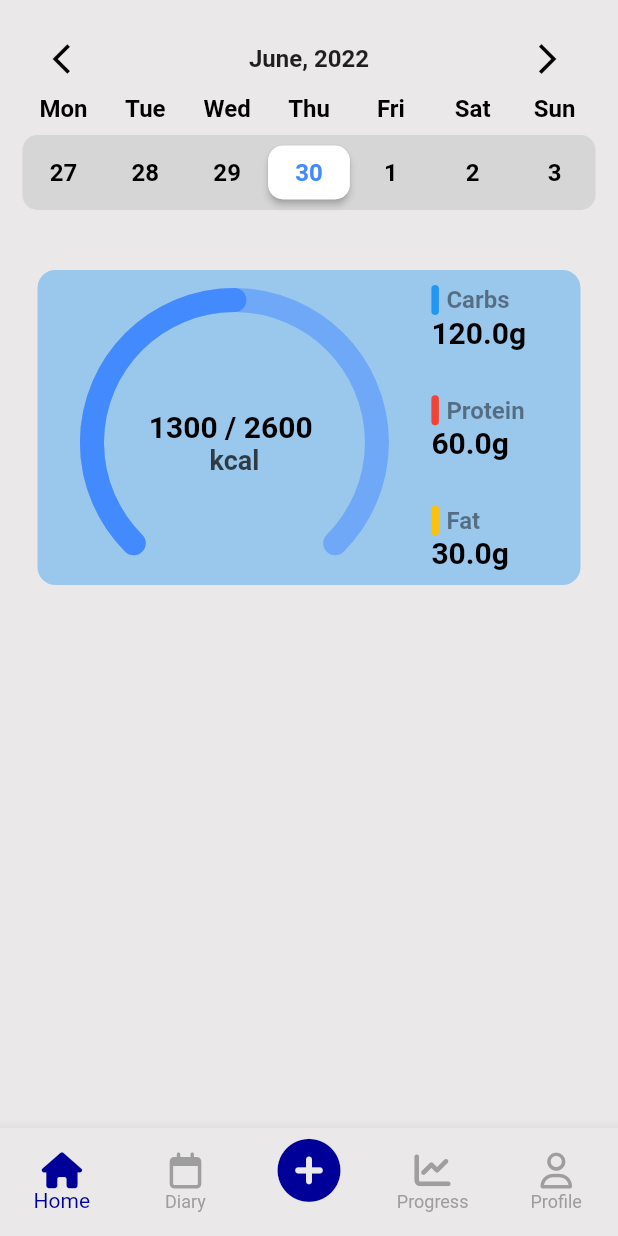
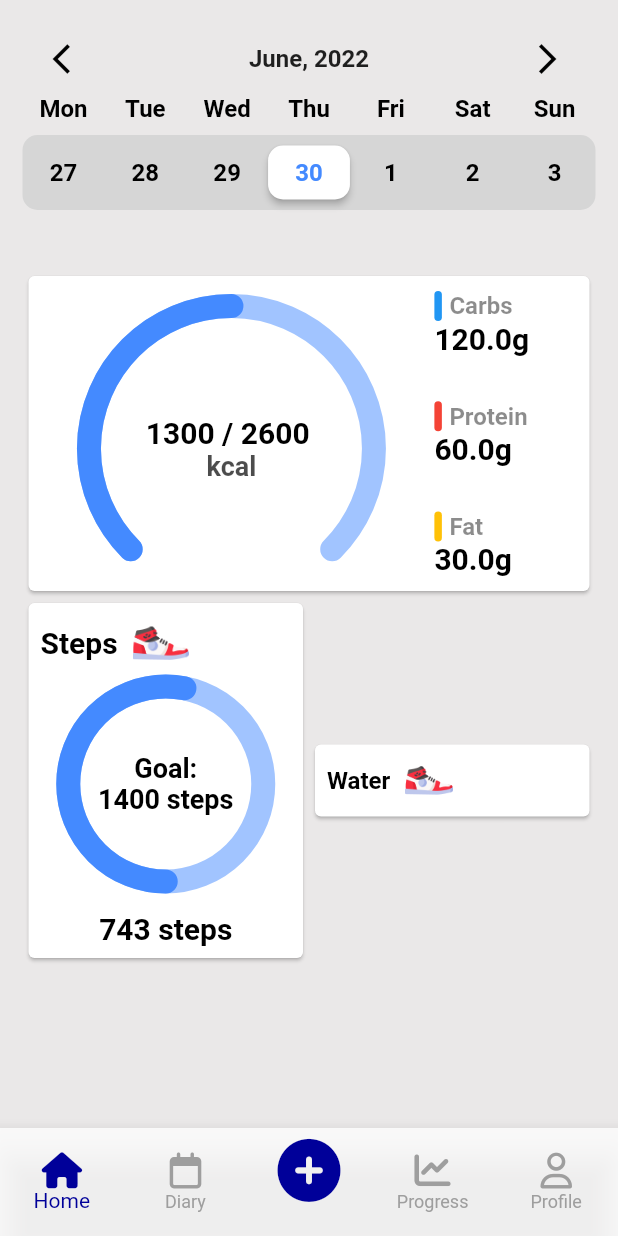
Before and after one commit to DodoorSoft/calorie_diary, a Flutter app: the screen it shows after launch, after a tap on the "arrow forward ios" icon, on a phone screen of 412 x 824 dp. Run offline on Flutter 3.47's test engine with Material 2 defaults, Android fonts, the phone set to English and light mode, and no system bars; our stand-ins replace font_awesome_flutter.

Commit message:
initial step counter

```diff
--- a/lib/components/custom_card.dart
+++ b/lib/components/custom_card.dart
@@ -13,7 +13,7 @@ class CustomCard extends StatelessWidget {
     return Container(
       decoration: BoxDecoration(
         borderRadius: BorderRadius.circular(12),
-        color: cardColor.withOpacity(.4),
+        color: cardColor,
       ),
       child: cardChild,
     );
--- /dev/null
+++ b/lib/components/custom_circular_progress.dart
@@ -0,0 +1,40 @@
+
+import 'package:calorie_diary/components/progress_painter.dart';
+import 'package:calorie_diary/constants.dart';
+import 'package:flutter/material.dart';
+
+class CustomCircularProgress extends StatelessWidget {
+
+  final int goal;
+  final int current;
+
+
+
+  const CustomCircularProgress({Key? key, required this.goal, required this.current}) : super(key: key);
+
+  @override
+  Widget build(BuildContext context) {
+    return CustomPaint(
+        painter: ProgressPainter(goal:goal,current:current),
+        size: const Size(200,200),
+        child: SizedBox(
+          height: 130,
+          width: 130,
+          child: Center(child: Column(
+            mainAxisAlignment: MainAxisAlignment.center,
+            children: [
+              Text('Goal:',style: kSubTitleStyle.copyWith(
+              color: Colors.black,
+              fontSize: 18,
+              fontWeight: FontWeight.w700)),
+              Text('$goal steps',style: kSubTitleStyle.copyWith(
+                  color: Colors.black,
+                  fontSize: 18,
+                  fontWeight: FontWeight.w700
+              ),),
+
+            ],
+          )),)
+    );
+  }
+}
--- /dev/null
+++ b/lib/components/progress_painter.dart
@@ -0,0 +1,67 @@
+import 'package:flutter/material.dart';
+import 'dart:math' as math;
+class ProgressPainter extends CustomPainter {
+
+  late int current;
+  late int goal;
+  ProgressPainter({
+    required this.current, required this.goal
+  });
+
+
+  double getRatio(){
+    return current/goal;
+  }
+
+  final _paintCircle = Paint()
+    ..color = Colors.blueAccent.withOpacity(.5)
+    ..strokeWidth = 16
+    ..strokeCap = StrokeCap.round
+
+  // Use [PaintingStyle.fill] if you want the circle to be filled.
+    ..style = PaintingStyle.stroke;
+
+  final _paintProgress = Paint()
+    ..color = Colors.blueAccent
+    ..strokeWidth = 16
+    ..strokeCap = StrokeCap.round
+
+  // Use [PaintingStyle.fill] if you want the circle to be filled.
+    ..style = PaintingStyle.stroke;
+
+  @override
+  void paint(Canvas canvas, Size size) {
+    canvas.drawArc(
+
+      Rect.fromCenter(
+        center: Offset(size.height / 2, size.width / 2),
+        height: size.height,
+        width: size.width,
+      ),
+
+      math.pi/2, //start angle
+      getRatio() <= 1 ? math.pi*2*getRatio() :
+      math.pi*2, //finish angle
+      false,
+      _paintProgress,
+    );
+
+    canvas.drawArc(
+
+      Rect.fromCenter(
+        center: Offset(size.height / 2, size.width / 2),
+        height: size.height,
+        width: size.width,
+      ),
+
+      math.pi*2, //start angle
+      math.pi*2, //finish angle
+      false,
+      _paintCircle,
+    );
+
+  }
+
+  @override
+  bool shouldRepaint(CustomPainter oldDelegate) => false;
+}
--- a/lib/views/home_screen.dart
+++ b/lib/views/home_screen.dart
@@ -1,5 +1,5 @@
 import 'package:calorie_diary/components/calorie_progress_bar.dart';
-import 'package:calorie_diary/components/custom_card.dart';
+import 'package:calorie_diary/components/custom_circular_progress.dart';
 import 'package:calorie_diary/components/macros.dart';
 import 'package:calorie_diary/components/top_calendar.dart';
 import 'package:calorie_diary/constants.dart';
@@ -15,7 +15,8 @@ class HomeScreen extends StatefulWidget {
 class _HomeScreenState extends State<HomeScreen> {
 
   DateTime today = DateTime.now();
-
+  int goal = 1400;
+  int current = 743;
 
   @override
   Widget build(BuildContext context) {
@@ -26,12 +27,14 @@ class _HomeScreenState extends State<HomeScreen> {
         Padding(padding: const EdgeInsets.all(15),
         child: SingleChildScrollView(
           child: Column(
+            crossAxisAlignment: CrossAxisAlignment.start,
             children: [
               TopCalendar(parentAction: (DateTime date){}),
               Padding(
-                padding: const EdgeInsets.only(left:10.0,right: 10,top: 40),
-                child: CustomCard(
-                  cardChild: Row(
+                padding: const EdgeInsets.only(top: 40),
+                child: Card(
+                  color: Colors.white,
+                  child: Row(
                     mainAxisAlignment: MainAxisAlignment.spaceEvenly,
                     children: [
                       const Padding(
@@ -52,9 +55,69 @@ class _HomeScreenState extends State<HomeScreen> {
                       )
                     ],
                   ),
-                  cardColor: Colors.blue,
                 ),
               ),
+              Row(
+                children: [
+                  Expanded(
+                    child: Card(
+                      color: Colors.white,
+                      child: Padding(
+                        padding: const EdgeInsets.all(8.0),
+                        child: Column(
+                          crossAxisAlignment: CrossAxisAlignment.start,
+                          children: [
+                            Row(
+                              children: [
+                                Text('Steps',style: kSubTitleStyle.copyWith(color: Colors.black,fontSize: 20),),
+                                Padding(
+                                  padding: const EdgeInsets.only(left:10),
+                                  child: Image.asset('assets/sneakers.png',scale: 1.7,),
+                                ),
+
+
+                              ],
+                            ),
+                            const Padding(
+                              padding: EdgeInsets.only(top:10.0,bottom: 20),
+                              child: Center(child: CustomCircularProgress(goal: 1400, current: 743,)),
+                            ),
+                            Center(child: Text('$current steps',style: kSubTitleStyle.copyWith(color: Colors.black,fontSize: 20),))
+
+
+                          ],
+                        ),
+                      ),
+                    ),
+                  ),
+                  Expanded(
+                    child: Card(
+                      color: Colors.white,
+                      child: Padding(
+                        padding: const EdgeInsets.all(8.0),
+                        child: Column(
+                          crossAxisAlignment: CrossAxisAlignment.start,
+                          children: [
+
+                            Row(
+                              children: [
+                                Text('Water',style: kSubTitleStyle.copyWith(color: Colors.black),),
+                                Padding(
+                                  padding: const EdgeInsets.only(left:10),
+                                  child: Image.asset('assets/sneakers.png',scale: 2,),
+                                ),
+                              ],
+                            ),
+
+                          ],
+                        ),
+                      ),
+                    ),
+                  ),
+                ],
+              )
+
+
 
             ],
           ),
--- a/lib/views/home_view.dart
+++ b/lib/views/home_view.dart
@@ -30,7 +30,7 @@ class _HomeViewState extends State<HomeView> {
         unselectedItemColor: Colors.grey,
         selectedFontSize: 14,
         iconSize: 24,
-        backgroundColor: kLightBackground,
+        backgroundColor: Colors.white.withOpacity(.8),
         showUnselectedLabels: true,
         currentIndex: _selectedIndex,
         onTap: (int index) {
--- a/pubspec.yaml
+++ b/pubspec.yaml
@@ -57,6 +57,8 @@ flutter:
   # included with your application, so that you can use the icons in
   # the material Icons class.
   uses-material-design: true
+  assets:
+    - assets/
 
   # To add assets to your application, add an assets section, like this:
   # assets:
```
Also changed, not shown: assets/sneakers.png (added).
